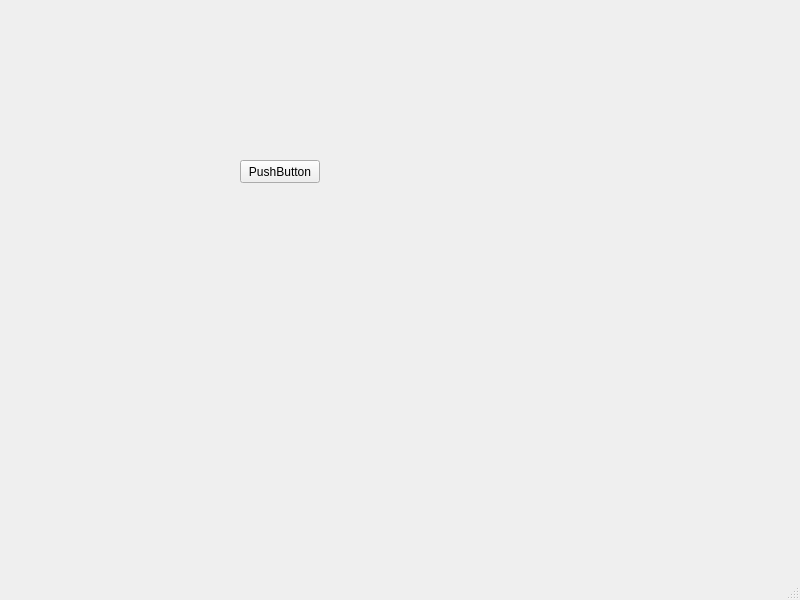
This is Res/main.ui in aul12/SerialToolbox as Qt 5 draws it before an edit. The edited form follows.
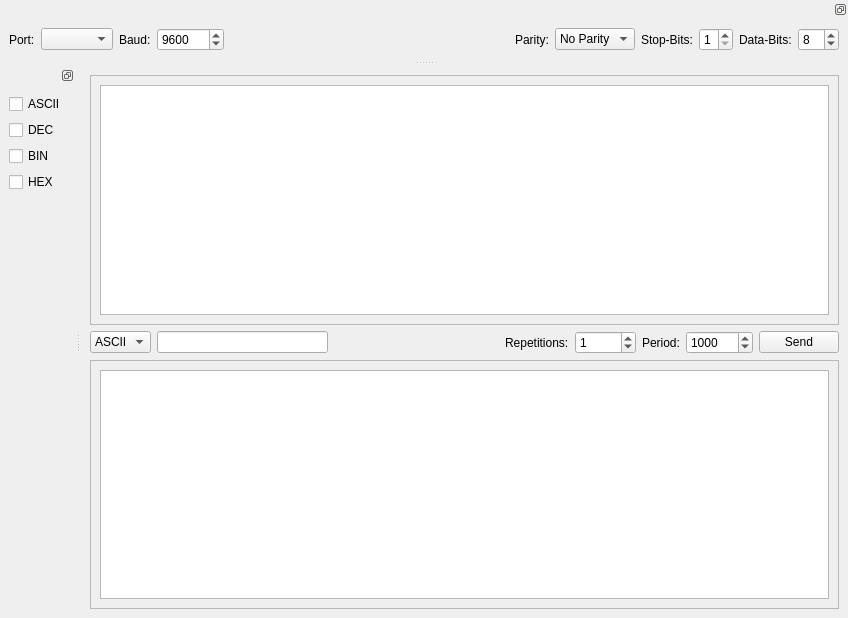
This is the edited form.

```diff
--- a/Res/main.ui
+++ b/Res/main.ui
@@ -6,39 +6,337 @@
    <rect>
     <x>0</x>
     <y>0</y>
-    <width>800</width>
-    <height>600</height>
+    <width>848</width>
+    <height>618</height>
    </rect>
   </property>
   <property name="windowTitle">
    <string>MainWindow</string>
   </property>
   <widget class="QWidget" name="centralwidget">
-   <widget class="QPushButton" name="pushButton">
-    <property name="geometry">
-     <rect>
-      <x>240</x>
-      <y>160</y>
-      <width>80</width>
-      <height>23</height>
-     </rect>
-    </property>
-    <property name="text">
-     <string>PushButton</string>
-    </property>
+   <layout class="QVBoxLayout" name="verticalLayout_2">
+    <item>
+     <widget class="QScrollArea" name="scrollArea">
+      <property name="widgetResizable">
+       <bool>true</bool>
+      </property>
+      <widget class="QWidget" name="scrollAreaWidgetContents">
+       <property name="geometry">
+        <rect>
+         <x>0</x>
+         <y>0</y>
+         <width>706</width>
+         <height>245</height>
+        </rect>
+       </property>
+       <layout class="QHBoxLayout" name="horizontalLayout_4">
+        <item>
+         <widget class="QTableWidget" name="tableWidget"/>
+        </item>
+       </layout>
+      </widget>
+     </widget>
+    </item>
+    <item>
+     <layout class="QHBoxLayout" name="horizontalLayout_3">
+      <item>
+       <widget class="QComboBox" name="comboBox_3">
+        <item>
+         <property name="text">
+          <string>ASCII</string>
+         </property>
+        </item>
+        <item>
+         <property name="text">
+          <string>HEX</string>
+         </property>
+        </item>
+        <item>
+         <property name="text">
+          <string>DEC</string>
+         </property>
+        </item>
+        <item>
+         <property name="text">
+          <string>BIN</string>
+         </property>
+        </item>
+       </widget>
+      </item>
+      <item>
+       <widget class="QLineEdit" name="lineEdit"/>
+      </item>
+      <item>
+       <spacer name="horizontalSpacer_2">
+        <property name="orientation">
+         <enum>Qt::Horizontal</enum>
+        </property>
+        <property name="sizeHint" stdset="0">
+         <size>
+          <width>40</width>
+          <height>20</height>
+         </size>
+        </property>
+       </spacer>
+      </item>
+      <item>
+       <widget class="QLabel" name="label_7">
+        <property name="text">
+         <string>Repetitions:</string>
+        </property>
+       </widget>
+      </item>
+      <item>
+       <widget class="QSpinBox" name="spinBox_4">
+        <property name="minimum">
+         <number>0</number>
+        </property>
+        <property name="maximum">
+         <number>10000</number>
+        </property>
+        <property name="value">
+         <number>1</number>
+        </property>
+       </widget>
+      </item>
+      <item>
+       <widget class="QLabel" name="label_6">
+        <property name="text">
+         <string>Period:</string>
+        </property>
+       </widget>
+      </item>
+      <item>
+       <widget class="QSpinBox" name="spinBox_5">
+        <property name="maximum">
+         <number>86400000</number>
+        </property>
+        <property name="value">
+         <number>1000</number>
+        </property>
+       </widget>
+      </item>
+      <item>
+       <widget class="QPushButton" name="pushButton">
+        <property name="text">
+         <string>Send</string>
+        </property>
+       </widget>
+      </item>
+     </layout>
+    </item>
+    <item>
+     <widget class="QScrollArea" name="scrollArea_2">
+      <property name="widgetResizable">
+       <bool>true</bool>
+      </property>
+      <widget class="QWidget" name="scrollAreaWidgetContents_2">
+       <property name="geometry">
+        <rect>
+         <x>0</x>
+         <y>0</y>
+         <width>706</width>
+         <height>244</height>
+        </rect>
+       </property>
+       <layout class="QHBoxLayout" name="horizontalLayout_5">
+        <item>
+         <widget class="QTableWidget" name="tableWidget_2"/>
+        </item>
+       </layout>
+      </widget>
+     </widget>
+    </item>
+   </layout>
+  </widget>
+  <widget class="QDockWidget" name="dockWidget_4">
+   <property name="features">
+    <set>QDockWidget::DockWidgetFloatable|QDockWidget::DockWidgetMovable</set>
+   </property>
+   <attribute name="dockWidgetArea">
+    <number>4</number>
+   </attribute>
+   <widget class="QWidget" name="dockWidgetContents_4">
+    <layout class="QHBoxLayout" name="horizontalLayout_2">
+     <item>
+      <layout class="QHBoxLayout" name="horizontalLayout">
+       <item>
+        <widget class="QLabel" name="label">
+         <property name="text">
+          <string>Port:</string>
+         </property>
+        </widget>
+       </item>
+       <item>
+        <widget class="QComboBox" name="comboBox"/>
+       </item>
+       <item>
+        <widget class="QLabel" name="label_2">
+         <property name="text">
+          <string>Baud:</string>
+         </property>
+        </widget>
+       </item>
+       <item>
+        <widget class="QSpinBox" name="spinBox">
+         <property name="minimum">
+          <number>50</number>
+         </property>
+         <property name="maximum">
+          <number>4000000</number>
+         </property>
+         <property name="value">
+          <number>9600</number>
+         </property>
+        </widget>
+       </item>
+       <item>
+        <spacer name="horizontalSpacer">
+         <property name="orientation">
+          <enum>Qt::Horizontal</enum>
+         </property>
+         <property name="sizeHint" stdset="0">
+          <size>
+           <width>40</width>
+           <height>20</height>
+          </size>
+         </property>
+        </spacer>
+       </item>
+       <item>
+        <widget class="QLabel" name="label_3">
+         <property name="text">
+          <string>Parity:</string>
+         </property>
+        </widget>
+       </item>
+       <item>
+        <widget class="QComboBox" name="comboBox_2">
+         <item>
+          <property name="text">
+           <string>No Parity</string>
+          </property>
+         </item>
+         <item>
+          <property name="text">
+           <string>Even</string>
+          </property>
+         </item>
+         <item>
+          <property name="text">
+           <string>Odd</string>
+          </property>
+         </item>
+         <item>
+          <property name="text">
+           <string>Space</string>
+          </property>
+         </item>
+         <item>
+          <property name="text">
+           <string>Mark</string>
+          </property>
+         </item>
+        </widget>
+       </item>
+       <item>
+        <widget class="QLabel" name="label_4">
+         <property name="text">
+          <string>Stop-Bits:</string>
+         </property>
+        </widget>
+       </item>
+       <item>
+        <widget class="QSpinBox" name="spinBox_2">
+         <property name="minimum">
+          <number>1</number>
+         </property>
+         <property name="maximum">
+          <number>2</number>
+         </property>
+        </widget>
+       </item>
+       <item>
+        <widget class="QLabel" name="label_5">
+         <property name="text">
+          <string>Data-Bits:</string>
+         </property>
+        </widget>
+       </item>
+       <item>
+        <widget class="QSpinBox" name="spinBox_3">
+         <property name="minimum">
+          <number>5</number>
+         </property>
+         <property name="maximum">
+          <number>10</number>
+         </property>
+         <property name="value">
+          <number>8</number>
+         </property>
+        </widget>
+       </item>
+      </layout>
+     </item>
+    </layout>
    </widget>
   </widget>
-  <widget class="QMenuBar" name="menubar">
-   <property name="geometry">
-    <rect>
-     <x>0</x>
-     <y>0</y>
-     <width>800</width>
-     <height>20</height>
-    </rect>
+  <widget class="QDockWidget" name="dockWidget_5">
+   <property name="features">
+    <set>QDockWidget::DockWidgetFloatable|QDockWidget::DockWidgetMovable</set>
    </property>
+   <property name="allowedAreas">
+    <set>Qt::AllDockWidgetAreas</set>
+   </property>
+   <attribute name="dockWidgetArea">
+    <number>1</number>
+   </attribute>
+   <widget class="QWidget" name="dockWidgetContents_5">
+    <layout class="QVBoxLayout" name="verticalLayout">
+     <item>
+      <widget class="QCheckBox" name="checkBox">
+       <property name="text">
+        <string>ASCII</string>
+       </property>
+      </widget>
+     </item>
+     <item>
+      <widget class="QCheckBox" name="checkBox_2">
+       <property name="text">
+        <string>DEC</string>
+       </property>
+      </widget>
+     </item>
+     <item>
+      <widget class="QCheckBox" name="checkBox_3">
+       <property name="text">
+        <string>BIN</string>
+       </property>
+      </widget>
+     </item>
+     <item>
+      <widget class="QCheckBox" name="checkBox_4">
+       <property name="text">
+        <string>HEX</string>
+       </property>
+      </widget>
+     </item>
+     <item>
+      <spacer name="verticalSpacer">
+       <property name="orientation">
+        <enum>Qt::Vertical</enum>
+       </property>
+       <property name="sizeHint" stdset="0">
+        <size>
+         <width>20</width>
+         <height>40</height>
+        </size>
+       </property>
+      </spacer>
+     </item>
+    </layout>
+   </widget>
   </widget>
-  <widget class="QStatusBar" name="statusbar"/>
  </widget>
  <resources/>
  <connections/>
```
Left out of the diff: 2 changed lines with no effect on the pictures.
